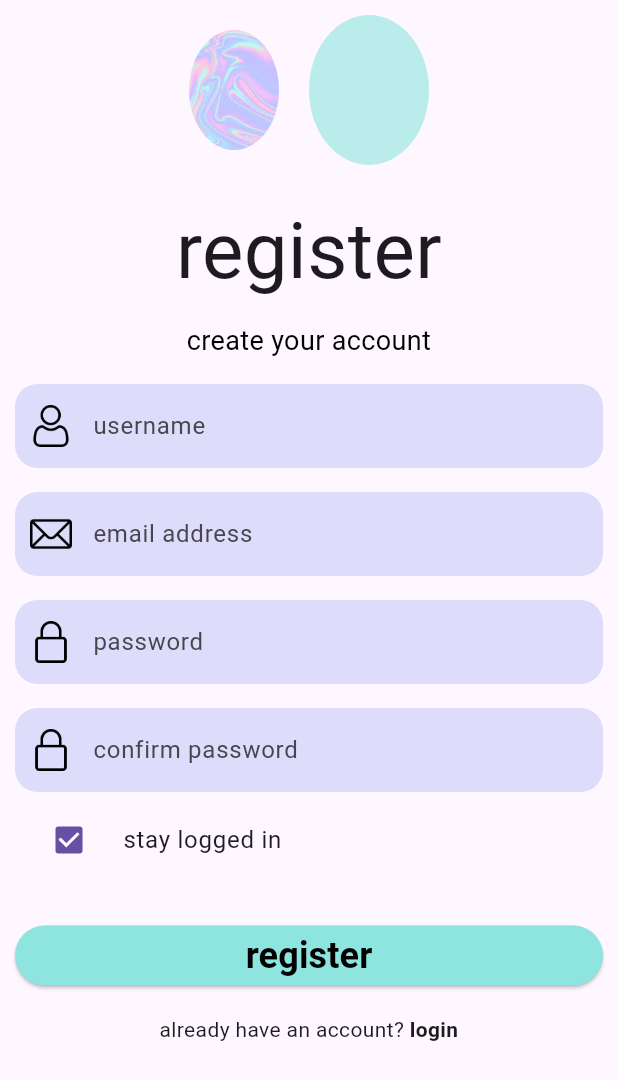
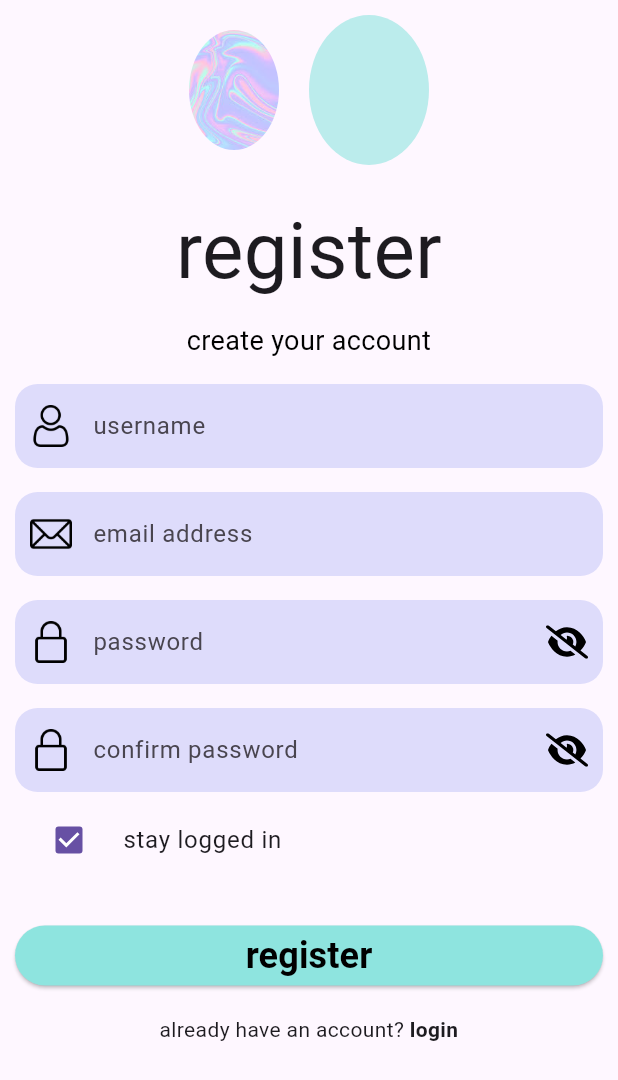
Before and after one commit to YazeedMo/QuickCard, a Flutter app: the RegistrationScreen screen opened directly, on a phone screen of 412 x 824 dp. Shown: the top 1080 px of the screen. Run offline on Flutter 3.47's test engine with Material 3 defaults, Android fonts, the phone set to English and light mode, and no system bars; our stand-ins replace flutter_svg, image_picker, sqflite; missing offline and left inert: barcode, mobile_scanner; accounts and stored records are empty.

Commit message:
Feature: Password Visibility Toggle

```diff
--- a/quick_card/lib/components/auth_components.dart
+++ b/quick_card/lib/components/auth_components.dart
@@ -1,4 +1,5 @@
 import 'package:flutter/material.dart';
+import 'package:flutter_svg/flutter_svg.dart';
 
 class AuthTextField extends StatefulWidget {
   final BuildContext buildContext;
@@ -25,11 +26,20 @@ class AuthTextField extends StatefulWidget {
 }
 
 class _AuthTextFieldState extends State<AuthTextField> {
+
+  late bool _isObscured;
+
+  @override
+  void initState() {
+    super.initState();
+    _isObscured = widget.obscureText;
+  }
+
   @override
   Widget build(BuildContext context) {
     return TextField(
       controller: widget.controller,
-      obscureText: widget.obscureText,
+      obscureText: _isObscured,
       focusNode: widget.thisFocusNode,
       onSubmitted: (_) {
         if (widget.nextFocusNode != null) {
@@ -54,6 +64,23 @@ class _AuthTextFieldState extends State<AuthTextField> {
         ),
         filled: true,
         fillColor: const Color(0xFFDEDCFB),
+        suffixIcon: widget.obscureText
+          ? GestureDetector(
+          onTap: () {
+            setState(() {
+              _isObscured = !_isObscured;
+            });
+          },
+          child: Padding(
+            padding: const EdgeInsets.all(10.0),
+            child: SvgPicture.asset(
+              _isObscured ? 'assets/eye-slash-solid.svg' : 'assets/eye-solid.svg',
+              width: 15,
+              height: 15,
+            ),
+          ),
+        )
+            : null
       ),
     );
   }
--- a/quick_card/lib/ui/auth/login_controller.dart
+++ b/quick_card/lib/ui/auth/login_controller.dart
@@ -14,7 +14,7 @@ class LoginController {
   bool stayLoggedIn = true;
 
   Future<String?> handleLogin(BuildContext context) async {
-    String username = usernameController.text.trim().toLowerCase();
+    String username = usernameController.text.trim();
     String password = passwordController.text;
 
     String? message = _validateInput();
```
Also changed, not shown: quick_card/assets/eye-slash-solid.svg (added), quick_card/assets/eye-solid.svg (added).
